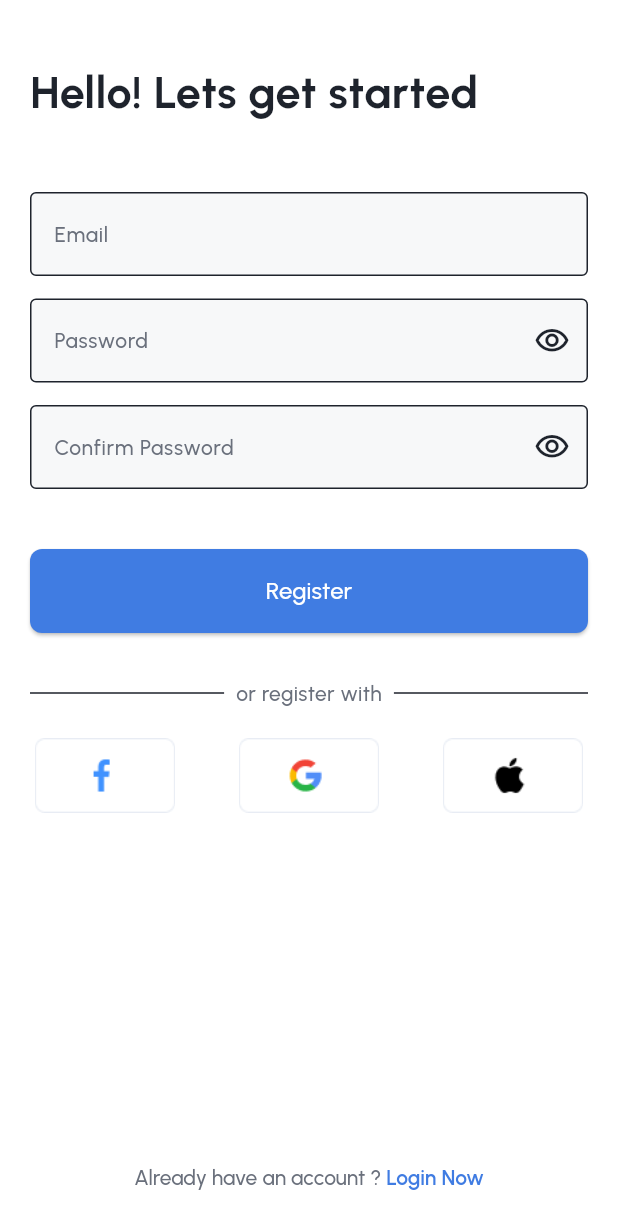
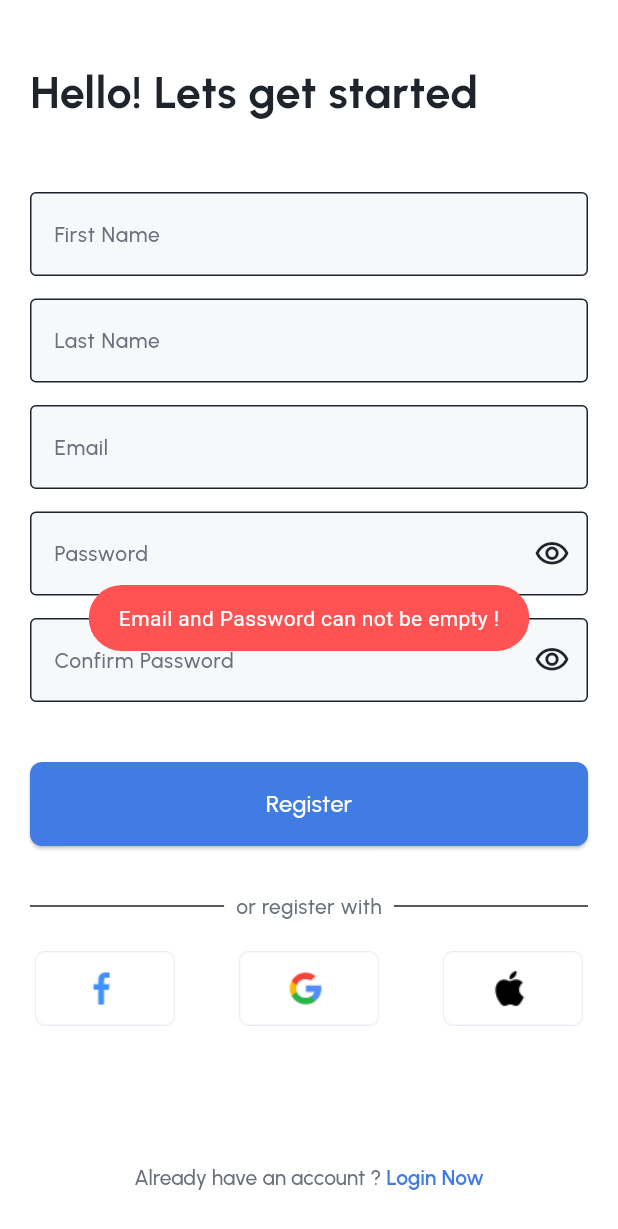
Before and after one commit to mahider-anmut/telemedicine-app, a Flutter app: the RegisterPage screen opened directly, after a tap on "Register", on a phone screen of 412 x 824 dp. Shown: the top 1229 px of the screen. Run offline on Flutter 3.47's test engine with Material 3 defaults, Android fonts, the phone set to English and light mode, and no system bars; our stand-ins replace connectivity_plus, flutter_spinkit, flutter_svg, fluttertoast, geocoding, geolocator and 3 more; accounts and stored records are empty.

Commit message:
update auth

```diff
--- a/lib/constants/endpoints.dart
+++ b/lib/constants/endpoints.dart
@@ -1,10 +1,12 @@
 class ApiEndpoints {
-  static const String baseUrl = 'http://localhost:3000';
+  static const String baseUrl = 'http://172.20.10.12:5001/api';
 
 
   static const String loginEndpoint = '$baseUrl/auth/login';
   static const String userDataEndpoint = '$baseUrl/auth/me';
-  static const String onbordingEndpoint = '$baseUrl/auth/register';
+  static const String registerEndpoint = '$baseUrl/auth/register';
+  static const String resetEndpoint = '$baseUrl/auth/forget-password-request';
+
   static const String notificationsEndpoint = '$baseUrl/notifications';
   static const String uploadEndpoint =  '$baseUrl/upload';
 
--- a/lib/controller/authController.dart
+++ b/lib/controller/authController.dart
@@ -1,157 +1,119 @@
-// import 'package:firebase_auth/firebase_auth.dart';
 import 'package:flutter/material.dart';
+import 'package:telemedicine/model/User.dart';
 
 import '../constants/endpoints.dart';
 import '../service/api_service.dart';
-// import '../service/firebase_auth.dart';
 import '../service/shared_preference.dart';
 import '../constants/constants.dart';
 import '../utils/utils.dart';
 import '../utils/validators.dart';
 import '../view/auth/loginPage.dart';
-// import '../view/auth/onboardingPage.dart';
-import '../view/auth/pending.dart';
 import '../view/homePage.dart';
 
 class AuthController {
+
   static onLoginPressed(String email,String password,BuildContext context,String selectedRole) async {
+    if(email.isEmpty || password.isEmpty){
+      Utils.showToast("Email and Password can not be empty !",type: "error");
+    }else if(Validator.isValidEmail(email)){
 
-    // if(Validator.isValidEmail(email)){
-    //   User? user = await FirebaseAuthService.loginWithEmailAndPassword(email.trim(), password.trim());
-    //
-    //   if(user!=null){
-    //     var firebaseToken = await user.getIdToken();
-    //     if(!user.emailVerified){
-    //       Utils.showToast("Email not verified, please verify your Email first !",type: "info");
-    //     }else{
-    //       Map<String, dynamic> data = {
-    //         "email":email.trim(),
-    //         "firebaseToken": firebaseToken,
-    //         "role": selectedRole
-    //       };
-    //
-    //       var res = await Api.post(ApiEndpoints.loginEndpoint,data,isAuth: false);
-    //
-    //       if (res["reason"] == "you have to register first") {
-    //         SharedPreference.setString(Constants.firebaseToken, firebaseToken!);
-    //         Navigator.pushReplacement(
-    //           context,
-    //           MaterialPageRoute(
-    //               builder: (context) => const OnboardingPage()),
-    //         );
-    //       } else {
-    //         var authToken = res["token"];
-    //         var user = res["user"];
-    //
-    //         SharedPreference.setBool(Constants.isLoggedIn, true);
-    //         SharedPreference.setString(Constants.authToken, authToken);
-    //
-    //         SharedPreference.setString(Constants.firstName, user["firstName"]);
-    //         SharedPreference.setString(Constants.lastName, user["lastName"]);
-    //         SharedPreference.setString(Constants.companyName, user["companyName"]);
-    //         SharedPreference.setString(Constants.email, email.trim());
-    //         SharedPreference.setBool(Constants.approved, user["approved"]);
-    //         SharedPreference.setBool(Constants.requestingApproval, user["requestingApproval"]);
-    //         SharedPreference.setBool(Constants.banned, user["banned"]);
-    //         SharedPreference.setInt(Constants.rating, user["rating"]);
-    //         SharedPreference.setString(Constants.role, user["role"]);
-    //
-    //         //SharedPreference.setString(Constants.appLang,"en");
-    //
-    //         Utils.showToast("Login Successfully !");
-    //
-    //         if (user["requestingApproval"] == true) {
-    //           Navigator.pushReplacement(
-    //             context,
-    //             MaterialPageRoute(
-    //                 builder: (context) => const AccountApprovalPendingPage()),
-    //           );
-    //         } else {
-    //           Navigator.pushReplacement(
-    //             context,
-    //             MaterialPageRoute(builder: (context) => HomePage()),
-    //           );
-    //         }
-    //       }
-    //             }
-    //   }else{
-    //     Utils.showToast("Incorrect Username / password !",type: "error");
-    //   }
-    // }else{
-    //   Utils.showToast("Valid Email Required !",type: "error");
-    // }
-  }
+          Map<String, dynamic> data = {
+            "email":email.trim(),
+            "password": password
+          };
 
-  static onRegisterPressed(String email,String password,String confirm,BuildContext context) async {
-    // if(password != confirm ){
-    //   //show error
-    // }else{
-    //   User? user = await FirebaseAuthService.registerWithEmailAndPassword(email.trim(), password.trim());
-    //
-    //   if(user!=null){
-    //     Navigator.pushReplacement(
-    //       context,
-    //       MaterialPageRoute(builder: (context) => const LoginPage()),
-    //     );
-    //   }
-    // }
+          var res = await Api.post(ApiEndpoints.loginEndpoint,data,isAuth: false);
 
-  }
+          if(res["statusCode"]==200 || res["statusCode"]==201){
+            User user = User.fromJson(res["user"]);
 
-  // static onForgotPasswordPressed(String email,BuildContext context) async {
-  //   if(Validator.isValidEmail(email)){
-  //     await FirebaseAuthService.resetPassword(email.trim());
-  //     Utils.showToast("Password Reset Email Sent!");
-  //   }else{
-  //     Utils.showToast("Valid Email Required !",type: "error");
-  //   }
-  // }
+            SharedPreference.setBool(Constants.isLoggedIn, true);
+            SharedPreference.setString(Constants.authToken, res["token"]);
 
-  static Future<void> onBordingPressed(BuildContext context, String firstName, String lastName, String companyName, String tinNumber, String phoneNumber,String selectedRole) async {
+            SharedPreference.setString(Constants.firstName, user.firstName!);
+            SharedPreference.setString(Constants.lastName,  user.lastName!);
+            SharedPreference.setString(Constants.email, email.trim());
+            SharedPreference.setString(Constants.status,  user.status!);
+            SharedPreference.setString(Constants.role, user.role!);
 
-    String firebaseToken = await SharedPreference.getString(Constants.authToken);
+            SharedPreference.setString(Constants.appLang,user.metaData?.preferredLang ?? "en" );
 
+            Utils.showToast("Login Successfully !");
 
-    Map<String, dynamic> data = {
-      "firebaseToken": firebaseToken,
-      "role": selectedRole,
-      "firstName": firstName,
-      "lastName": lastName,
-      "companyName": companyName,
-      "tinNumber": tinNumber,
-      "phoneNumber": phoneNumber,
-    };
-
-    var res =  await Api.post(ApiEndpoints.onbordingEndpoint,data);
-
-    if(res["success"]==true){
-
-      var authToken = res["token"];
-      var user = res["user"];
-
-      SharedPreference.setBool(Constants.isLoggedIn, true);
-      SharedPreference.setString(Constants.authToken, authToken);
-
-      SharedPreference.setString(Constants.firstName, user["firstName"]);
-      SharedPreference.setString(Constants.lastName, user["lastName"]);
-      SharedPreference.setBool(Constants.approved, user["approved"]);
-      SharedPreference.setString(Constants.role, user["role"]);
-
-      Navigator.pushReplacement(
-        context,
-        MaterialPageRoute(builder: (context) => const AccountApprovalPendingPage()),
-      );
+            Navigator.pushReplacement(
+              context,
+              MaterialPageRoute(builder: (context) => const HomePage()),
+            );
+      }else{
+        Utils.showToast("Incorrect Username / password !",type: "error");
+      }
+    }else{
+      Utils.showToast("Valid Email Required !",type: "error");
     }
   }
 
-  static getUserdata(BuildContext context) async {
-    var firebaseToken = SharedPreference.getString(Constants.authToken);
+  static onRegisterPressed(String firstName,String lastName, String email,String password,String confirm,BuildContext context) async {
+    if(email.isEmpty || password.isEmpty || confirm.isEmpty){
+      Utils.showToast("Email and Password can not be empty !",type: "error");
+    }else if(password != confirm ){
+      Utils.showToast("Passwords Does not Match !",type: "error");
+    }else {
+      Map<String, dynamic> data = {
+        "firstName": email.trim(),
+        "lastName": email.trim(),
+        "email": email.trim(),
+        "password": password
+      };
 
-    Map<String, dynamic> data = {
-      "firebaseToken": firebaseToken,
-    };
-    var res =  await Api.get(ApiEndpoints.userDataEndpoint,);
+      var res = await Api.post(
+          ApiEndpoints.registerEndpoint, data, isAuth: false);
 
+      if (res["statusCode"] == 200 || res["statusCode"] == 201) {
+        User user = User.fromJson(res["user"]);
+
+        SharedPreference.setBool(Constants.isLoggedIn, true);
+        SharedPreference.setString(Constants.authToken, res["token"]);
+
+        SharedPreference.setString(Constants.firstName, user.firstName!);
+        SharedPreference.setString(Constants.lastName, user.lastName!);
+        SharedPreference.setString(Constants.email, email.trim());
+        SharedPreference.setString(Constants.status, user.status!);
+        SharedPreference.setString(Constants.role, user.role!);
+
+        SharedPreference.setString(
+            Constants.appLang, user.metaData?.preferredLang ?? "en");
+
+        Utils.showToast("Registration Successfully !");
+
+        Navigator.pushReplacement(
+          context,
+          MaterialPageRoute(builder: (context) => const HomePage()),
+        );
+      }
+    }
   }
 
+  static onForgotPasswordPressed(String email,BuildContext context) async {
+    if(email.isEmpty){
+      Utils.showToast("Email can not be empty !",type: "error");
+    }else if(Validator.isValidEmail(email)){
+      Map<String, dynamic> data = {
+        "email":email.trim()
+      };
+      var res = await Api.post(ApiEndpoints.resetEndpoint, data,isAuth: false);
+
+      if(res["statusCode"]==200 || res["statusCode"]==201){
+        Utils.showToast("Password Reset Email Sent!");
+        Navigator.pushReplacement(
+          context,
+          MaterialPageRoute(builder: (context) => const LoginPage()),
+        );
+      }else{
+        Utils.showToast("Failed to send email. Please try again!",type: "error");
+      }
+
+    }else{
+      Utils.showToast("Valid Email Required !",type: "error");
+    }
+  }
 }
--- /dev/null
+++ b/lib/model/User.dart
@@ -0,0 +1,80 @@
+class User {
+  final String? id;
+  final String? email;
+  final String? firstName;
+  final String? lastName;
+  final String? role;
+  final String? phone;
+  final String? gender;
+  final String? birthdate;
+  final String? address;
+  final String? bio;
+  final String? profileImage;
+  final String? status;
+  final UserMetaData? metaData;
+
+
+  User({this.id, this.email, this.firstName, this.lastName, this.role, this.phone, this.gender, this.birthdate, this.address, this.bio, this.profileImage, this.status,this.metaData});
+
+  // Factory method to create a UserModel instance from JSON
+  factory User.fromJson(Map<String, dynamic> json) {
+    return User(
+      id: json['_id'],
+      email: json['email'],
+      firstName: json['firstName'],
+      lastName: json['lastName'],
+      role: json['role'],
+      phone: json['phone'],
+      gender: json['gender'],
+      birthdate: json['birthdate'],
+      address: json['address'],
+      bio: json['bio'],
+      profileImage: json['profileImage'],
+      status: json['status'],
+      metaData: json['metaData'] != null ? UserMetaData.fromJson(json['metaData']) : null,
+    );
+  }
+
+  // Method to convert UserModel instance to JSON
+  Map<String, dynamic> toJson() {
+    return {
+      '_id': id,
+      'email': email,
+      'firstName': firstName,
+      'lastName': lastName,
+      'role': role,
+      'phone': phone,
+      'gender': gender,
+      'birthdate': birthdate,
+      'address': address,
+      'bio': bio,
+      'profileImage': profileImage,
+      'status': status,
+      'metaData': metaData?.toJson(),
+    };
+  }
+}
+
+class UserMetaData {
+  final String? deviceId;
+  final String? preferredLang;
+  final String? selectedTheme;
+
+  UserMetaData(this.deviceId, this.preferredLang, this.selectedTheme);
+
+  factory UserMetaData.fromJson(Map<String, dynamic> json) {
+    return UserMetaData(
+      json['deviceId'],
+      json['preferredLang'],
+      json['selectedTheme'],
+    );
+  }
+
+  Map<String, dynamic> toJson() {
+    return {
+      'deviceId': deviceId,
+      'preferredLang': preferredLang,
+      'selectedTheme': selectedTheme,
+    };
+  }
+}
--- a/lib/view/auth/registerPage.dart
+++ b/lib/view/auth/registerPage.dart
@@ -19,6 +19,8 @@ class RegisterPage extends StatefulWidget {
 class _RegisterPageState extends State<RegisterPage> {
   bool _obscure = true;
   bool _obscureConfirm = true;
+  TextEditingController firstNameController = TextEditingController();
+  TextEditingController lastnameController = TextEditingController();
   TextEditingController emailController = TextEditingController();
   TextEditingController passwordController = TextEditingController();
   TextEditingController confirmPasswordController = TextEditingController();
@@ -28,6 +30,8 @@ class _RegisterPageState extends State<RegisterPage> {
     emailController.dispose();
     passwordController.dispose();
     confirmPasswordController.dispose();
+    firstNameController.dispose();
+    lastnameController.dispose();
     super.dispose();
   }
 
@@ -53,6 +57,38 @@ class _RegisterPageState extends State<RegisterPage> {
                         style: AppTextStyles.bigTitleStyle(context),
                       ),
                       const SizedBox(height: 30.0),
+                      const SizedBox(height: 15.0),
+                      SizedBox(
+                        height: 56,
+                        child: TextField(
+                          controller: firstNameController,
+                          decoration: InputDecoration(
+                            filled: true,
+                            fillColor: Color(0xFFF7F8F9),
+                            border: OutlineInputBorder(
+                              borderSide: BorderSide(color: Color(0xFFE8ECF4)),
+                            ),
+                            labelText: localizations.translate("firstName"),
+                            labelStyle: AppTextStyles.bodySmallStyle(context),
+                          ),
+                        ),
+                      ),
+                      const SizedBox(height: 15.0),
+                      SizedBox(
+                        height: 56,
+                        child: TextField(
+                          controller: lastnameController,
+                          decoration: InputDecoration(
+                            filled: true,
+                            fillColor: Color(0xFFF7F8F9),
+                            border: OutlineInputBorder(
+                              borderSide: BorderSide(color: Color(0xFFE8ECF4)),
+                            ),
+                            labelText: localizations.translate("lastName"),
+                            labelStyle: AppTextStyles.bodySmallStyle(context),
+                          ),
+                        ),
+                      ),
                       const SizedBox(height: 15.0),
                       SizedBox(
                         height: 56,
@@ -124,6 +160,8 @@ class _RegisterPageState extends State<RegisterPage> {
                         label: localizations.translate("register"),
                         onPressed: () async {
                           await AuthController.onRegisterPressed(
+                            firstNameController.text,
+                            lastnameController.text,
                             emailController.text,
                             passwordController.text,
                             confirmPasswordController.text,
--- a/pubspec.yaml
+++ b/pubspec.yaml
@@ -93,6 +93,7 @@ flutter:
     - assets/animations/
     - assets/images/intro/
     - assets/lang/
+    - assets/images/img/
   # An image asset can refer to one or more resolution-specific "variants", see
   # https://flutter.dev/assets-and-images/#resolution-aware
 
```
Also changed, not shown: lib/service/api_service.dart (+9 -11 lines), 3 other files.
